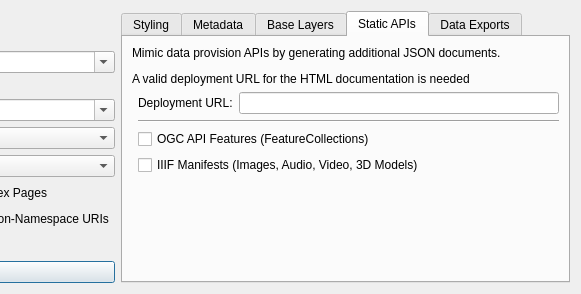
Above: dialogs/ui/ontdocdialog.ui from sparqlunicorn/sparqlunicornGoesGIS before the change; both pictures show x 404 to 985 and y 0 to 294 of the 985 by 294 pixel window. Below: the same form after it.
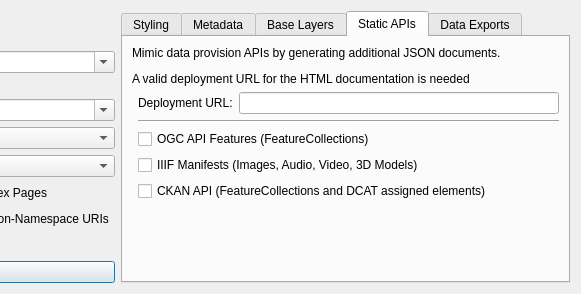
That is the form after the change. The open tabs and pages were chosen to show the change. Icons and pictures are not drawn. Custom widgets are drawn as their Qt base class.

Commit message: ckan export

What changed in the file:
```diff
--- a/dialogs/ui/ontdocdialog.ui
+++ b/dialogs/ui/ontdocdialog.ui
@@ -415,6 +415,13 @@
          </property>
         </widget>
        </item>
+       <item row="5" column="1" colspan="2">
+        <widget class="QCheckBox" name="ckanCBox">
+         <property name="text">
+          <string>CKAN API (FeatureCollections and DCAT assigned elements)</string>
+         </property>
+        </widget>
+       </item>
       </layout>
      </widget>
      <widget class="QWidget" name="dataExports">
```
The commit also changes 6 other files.
